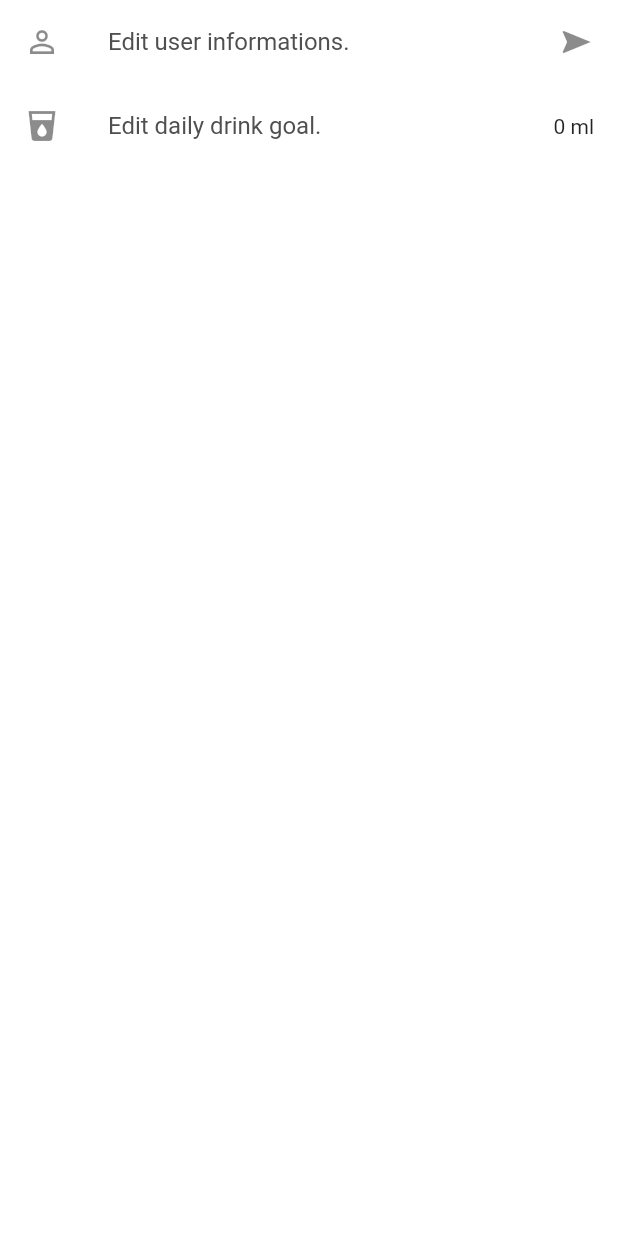
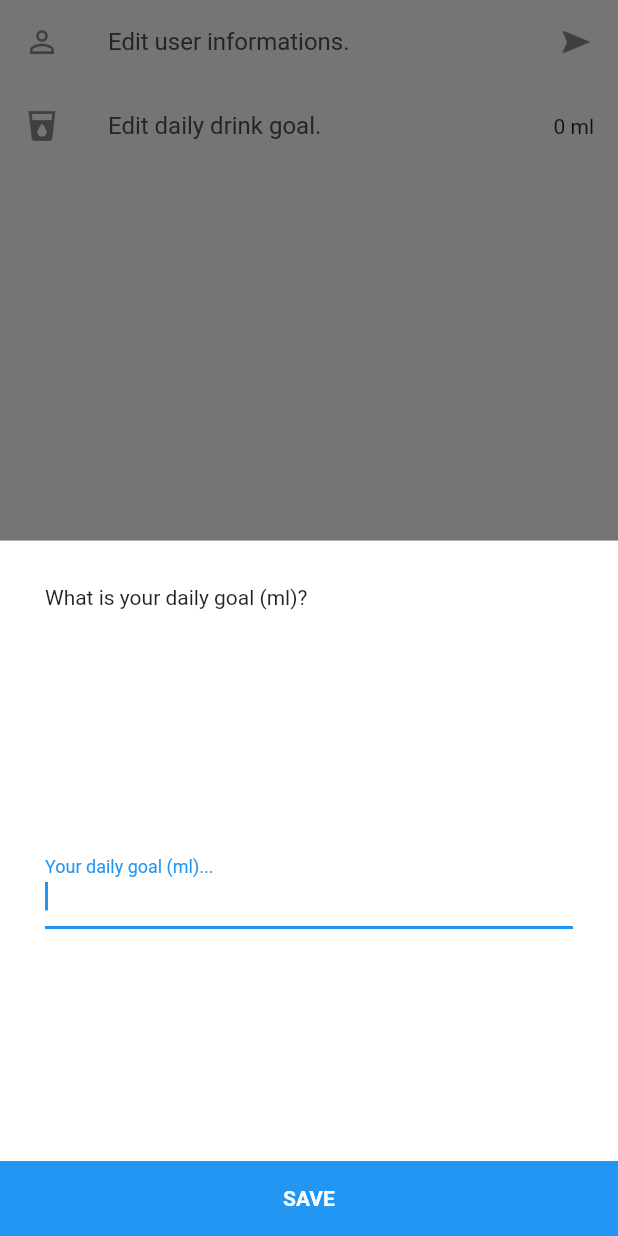
Before and after one commit to jpssantiago/water-reminder, a Flutter app: the SettingsDrawerContent widget shown alone on an empty page, opened directly with empty values, after a tap on "Edit daily drink goal.", on a phone screen of 412 x 824 dp. Run offline on Flutter 3.47's test engine with Material 2 defaults, Android fonts, the phone set to English and light mode, and no system bars; our stand-ins replace sqflite; accounts and stored records are empty.

Commit message:
Fixed translation bugs.

```diff
--- a/lang/en.json
+++ b/lang/en.json
@@ -9,6 +9,12 @@
     "welcome_2_text": "A simple and intuitive interface.",
 
     "global_next": "Next",
+
+    "setup_name_title": "What is your name?",
+    "setup_name_label": "Your name...",
+
+    "setup_goal_title": "What is your daily goal (ml)?",
+    "setup_goal_label": "Your daily goal (ml)...",
 
     "today": "Today",
     "yesterday": "Yesterday",
@@ -39,5 +45,8 @@
 
     "settings": "Settings",
     "edit_user": "Edit user informations.",
-    "edit_drink_goal": "Edit daily drink goal."
+    "edit_drink_goal": "Edit daily drink goal.",
+
+    "global_save": "Save",
+    "drink_goal_saved": "Your daily drink goal was saved."
 }
--- a/lang/pt.json
+++ b/lang/pt.json
@@ -10,6 +10,12 @@
     "welcome_2_text": "Nosso aplicativo foi desenvolvido pensando na experiência do usuário.",
 
     "global_next": "Próximo",
+
+    "setup_name_title": "Como você gostaria de ser chamado?",
+    "setup_name_label": "Seu nome...",
+
+    "setup_goal_title": "Qual será a sua meta diária (em ml)?",
+    "setup_goal_label": "Meta diária (em ml)...",
 
     "today": "Hoje",
     "yesterday": "Ontem",
@@ -40,5 +46,8 @@
 
     "settings": "Configurações",
     "edit_user": "Editar perfil.",
-    "edit_drink_goal": "Editar meta diária."
+    "edit_drink_goal": "Editar meta diária.",
+
+    "global_save": "Salvar",
+    "drink_goal_saved": "Sua meta diária foi salva."
 }
--- a/lib/providers/user_provider.dart
+++ b/lib/providers/user_provider.dart
@@ -42,4 +42,10 @@ class UserProvider extends ChangeNotifier {
 
     notifyListeners();
   }
+
+  void editDrinkGoal(double drinkGoal) {
+    _user.drinkGoal = drinkGoal;
+
+    notifyListeners();
+  }
 }
--- /dev/null
+++ b/lib/widgets/edit_drink_goal_modal.dart
@@ -0,0 +1,68 @@
+import 'package:flutter/material.dart';
+import 'package:provider/provider.dart';
+
+import 'package:app/localization/app_localization.dart';
+
+import 'package:app/models/user.dart';
+import 'package:app/providers/user_provider.dart';
+import 'package:app/widgets/expanded_button.dart';
+import 'package:app/widgets/input.dart';
+import 'package:app/widgets/snack_message.dart';
+
+void buildEditDrinnkGoalModal(BuildContext context, User user) {
+  showModalBottomSheet(
+    context: context,
+    builder: (context) {
+      final TextEditingController controller = TextEditingController();
+
+      void handleSubmit() {
+        String text = controller.text;
+
+        if (text == null || text == '') return;
+
+        Provider.of<UserProvider>(context, listen: false).editDrinkGoal(
+          double.parse(text),
+        );
+
+        Navigator.of(context).pop(); // Bottom sheet
+        Navigator.of(context).pop(); // Drawer
+
+        showSnackMessage(
+          context,
+          AppLocalizations.of(context).translate('drink_goal_saved'),
+        );
+      }
+
+      return Container(
+        color: Colors.white,
+        child: Column(
+          crossAxisAlignment: CrossAxisAlignment.start,
+          mainAxisAlignment: MainAxisAlignment.spaceBetween,
+          children: [
+            Padding(
+              padding: const EdgeInsets.only(left: 30, top: 30),
+              child: Text(
+                  AppLocalizations.of(context).translate('setup_goal_title')),
+            ),
+            Padding(
+              padding: const EdgeInsets.only(left: 10, right: 10),
+              child: Input(
+                controller: controller,
+                label:
+                    AppLocalizations.of(context).translate('setup_goal_label'),
+                inputType: TextInputType.number,
+                onSubmit: handleSubmit,
+              ),
+            ),
+            ExpandedButton(
+              text: AppLocalizations.of(context)
+                  .translate('global_save')
+                  .toUpperCase(),
+              onTap: handleSubmit,
+            ),
+          ],
+        ),
+      );
+    },
+  );
+}
--- a/lib/pages/user_setup/widgets/input.dart
+++ b/lib/widgets/input.dart
@@ -4,11 +4,13 @@ class Input extends StatelessWidget {
   final TextEditingController controller;
   final String label;
   final TextInputType inputType;
+  final VoidCallback onSubmit;
 
   const Input({
     @required this.controller,
     this.label,
     this.inputType,
+    @required this.onSubmit,
   });
 
   @override
@@ -22,6 +24,7 @@ class Input extends StatelessWidget {
           controller: controller,
           decoration: InputDecoration(labelText: label ?? 'Label'),
           keyboardType: inputType ?? TextInputType.text,
+          onSubmitted: (text) => onSubmit(),
         ),
       ),
     );
--- a/lib/widgets/settings_drawer_content.dart
+++ b/lib/widgets/settings_drawer_content.dart
@@ -1,3 +1,4 @@
+import 'package:app/widgets/edit_drink_goal_modal.dart';
 import 'package:flutter/material.dart';
 
 import 'package:app/models/user.dart';
@@ -36,7 +37,9 @@ class SettingsDrawerContent extends StatelessWidget {
               prefix: Icon(Icons.local_drink),
               text: AppLocalizations.of(context).translate('edit_drink_goal'),
               suffix: Text('${user.drinkGoal.toStringAsFixed(0)} ml'),
-              onTap: () {},
+              onTap: () {
+                buildEditDrinnkGoalModal(context, user);
+              },
             ),
           ],
         ),
```
Also changed, not shown: lib/pages/user_setup/pages/user_goal_page.dart (+9 -4 lines), lib/pages/user_setup/pages/user_name_page.dart (+8 -4 lines).
